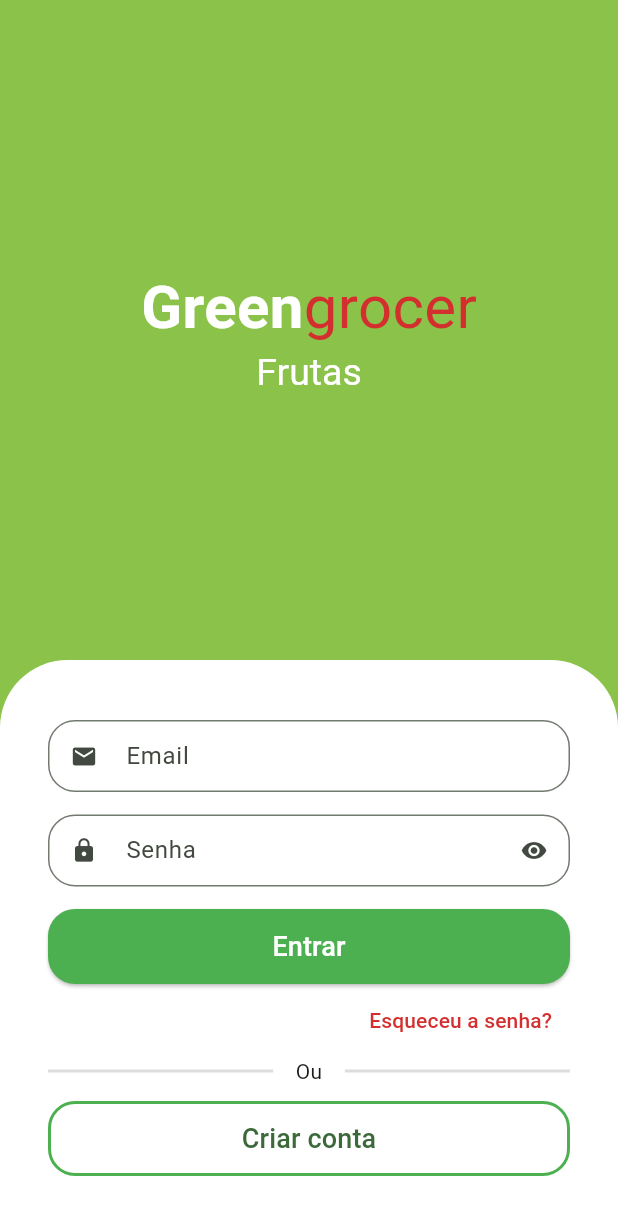
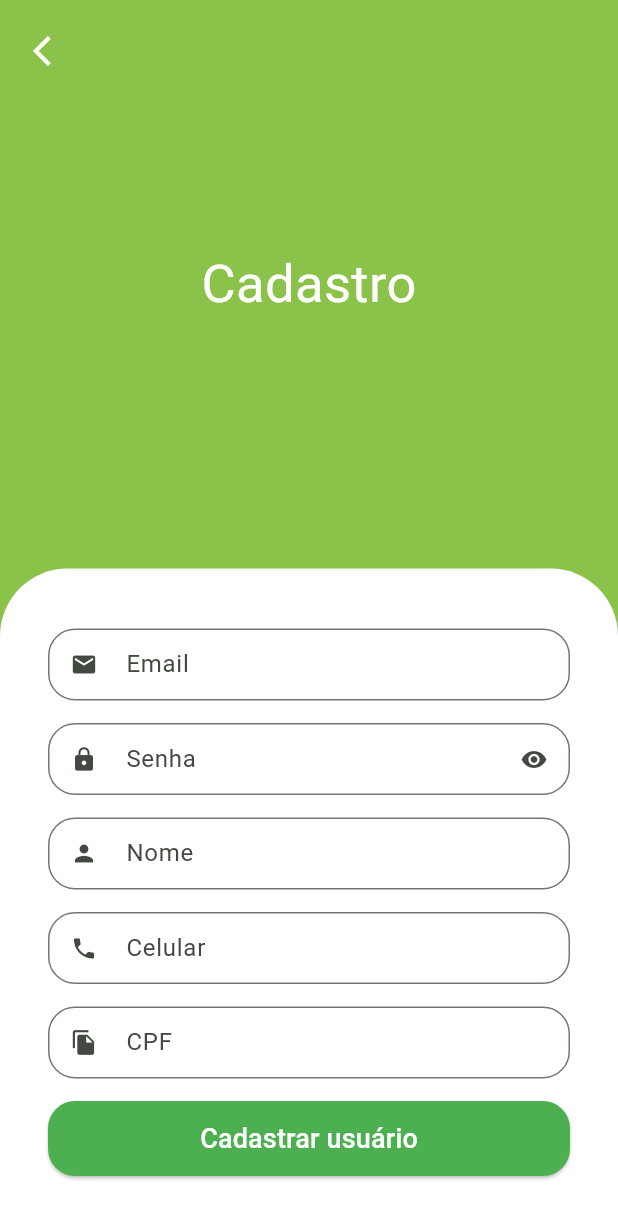
Before and after one commit to johncobain/greengrocer, a Flutter app: the screen it shows after launch, after a tap on "Criar conta", on a phone screen of 412 x 824 dp. Shown: the top 1219 px of the screen. Run offline on Flutter 3.47's test engine with Material 3 defaults, Android fonts, the phone set to English and light mode, and no system bars; drawn by our look-alikes of animated_text_kit; our stand-ins replace mask_text_input_formatter.

Commit message:
sign up screen

```diff
--- a/lib/src/auth/components/custom_text_field.dart
+++ b/lib/src/auth/components/custom_text_field.dart
@@ -1,15 +1,18 @@
 import 'package:flutter/material.dart';
+import 'package:flutter/services.dart';
 
 class CustomTextField extends StatefulWidget {
   final IconData icon;
   final String label;
   final bool isSecret;
+  final List<TextInputFormatter>? inputFormatters;
 
   const CustomTextField({
     super.key,
     required this.icon,
     required this.label,
     this.isSecret = false,
+    this.inputFormatters
   });
 
   @override
@@ -31,6 +34,7 @@ class _CustomTextFieldState extends State<CustomTextField> {
     return Padding(
       padding: const EdgeInsets.only(bottom: 15),
       child: TextFormField(
+        inputFormatters: widget.inputFormatters,
         obscureText: isObscure,
         decoration: InputDecoration(
           suffixIcon: widget.isSecret
--- a/lib/src/auth/sign_in_screen.dart
+++ b/lib/src/auth/sign_in_screen.dart
@@ -1,6 +1,7 @@
 import 'package:animated_text_kit/animated_text_kit.dart';
 import 'package:flutter/material.dart';
 import 'package:greengrocer/src/auth/components/custom_text_field.dart';
+import 'package:greengrocer/src/auth/sign_up_screen.dart';
 import 'package:greengrocer/src/config/custon_colors.dart';
 
 class SignInScreen extends StatelessWidget {
@@ -162,7 +163,15 @@ class SignInScreen extends StatelessWidget {
                             color: Colors.green
                           )
                         ),
-                        onPressed: () {},
+                        onPressed: () {
+                          Navigator.of(context).push(
+                            MaterialPageRoute(
+                              builder: (c){
+                                return SignUpScreen();
+                              }
+                            ),
+                          );
+                        },
                         child: const Text('Criar conta',
                           style: TextStyle(
                             fontSize: 18,
--- /dev/null
+++ b/lib/src/auth/sign_up_screen.dart
@@ -0,0 +1,124 @@
+import 'package:flutter/material.dart';
+import 'package:greengrocer/src/auth/components/custom_text_field.dart';
+import 'package:greengrocer/src/config/custon_colors.dart';
+import 'package:mask_text_input_formatter/mask_text_input_formatter.dart';
+
+class SignUpScreen extends StatelessWidget {
+  SignUpScreen({super.key});
+
+  final cpfFormatter = MaskTextInputFormatter(
+    mask: '###.###.###-##',
+    filter: {'#': RegExp(r'[0-9]')},
+  );
+  final phoneFormatter = MaskTextInputFormatter(
+    mask: '## # ####-####',
+    filter: {'#': RegExp(r'[0-9]')},
+  );
+
+  @override
+  Widget build(BuildContext context) {
+    final size = MediaQuery.of(context).size;
+
+    return Scaffold(
+      backgroundColor: CustomColors.customSwatchColor,
+      body: SingleChildScrollView(
+        child: SizedBox(
+          height: size.height,
+          width: size.width,
+          child: Stack(
+            children: [
+              Column(
+                children: [
+                  const Expanded(
+                    child: Center(
+                      child: Text(
+                        'Cadastro',
+                        style: TextStyle(
+                          color: Colors.white,
+                          fontSize: 35,
+                        ),
+                      ),
+                    ),
+                  ),
+
+                  //Formulario
+                  Container(
+                    padding: const EdgeInsets.symmetric(
+                      horizontal: 32,
+                      vertical: 40,
+                    ),
+                    decoration: const BoxDecoration(
+                        color: Colors.white,
+                        borderRadius: BorderRadius.vertical(
+                          top: Radius.circular(45),
+                        )),
+                    child: Column(
+                      crossAxisAlignment: CrossAxisAlignment.stretch,
+                      children: [
+                        const CustomTextField(
+                          icon: Icons.email,
+                          label: 'Email',
+                        ),
+                        const CustomTextField(
+                          icon: Icons.lock,
+                          label: 'Senha',
+                          isSecret: true,
+                        ),
+                        const CustomTextField(
+                          icon: Icons.person,
+                          label: 'Nome',
+                        ),
+                        CustomTextField(
+                          icon: Icons.phone,
+                          label: 'Celular',
+                          inputFormatters: [phoneFormatter],
+                        ),
+                        CustomTextField(
+                          icon: Icons.file_copy,
+                          label: 'CPF',
+                          inputFormatters: [cpfFormatter],
+                        ),
+                        SizedBox(
+                          height: 50,
+                          child: ElevatedButton(
+                            style: ElevatedButton.styleFrom(
+                              shape: RoundedRectangleBorder(
+                                borderRadius: BorderRadius.circular(18),
+                              ),
+                              backgroundColor: Colors.green,
+                              foregroundColor: Colors.white,
+                            ),
+                            onPressed: () {},
+                            child: const Text(
+                              'Cadastrar usuário',
+                              style: TextStyle(fontSize: 18),
+                            ),
+                          ),
+                        ),
+                      ],
+                    ),
+                  ),
+                ],
+              ),
+              Positioned(
+                left: 10,
+                top: 10,
+                child: SafeArea(
+                  child: IconButton(
+                    onPressed: () {
+                      Navigator.of(context).pop();
+                    },
+                    icon: const Icon(
+                      Icons.arrow_back_ios,
+                      color: Colors.white,
+                    ),
+                  ),
+                ),
+              ),
+            ],
+          ),
+        ),
+      ),
+    );
+  }
+}
--- a/pubspec.yaml
+++ b/pubspec.yaml
@@ -36,6 +36,7 @@ dependencies:
   # Use with the CupertinoIcons class for iOS style icons.
   cupertino_icons: ^1.0.6
   animated_text_kit: ^4.2.2
+  mask_text_input_formatter: ^2.9.0
 
 dev_dependencies:
   flutter_test:
```
Also changed, not shown: pubspec.lock.
